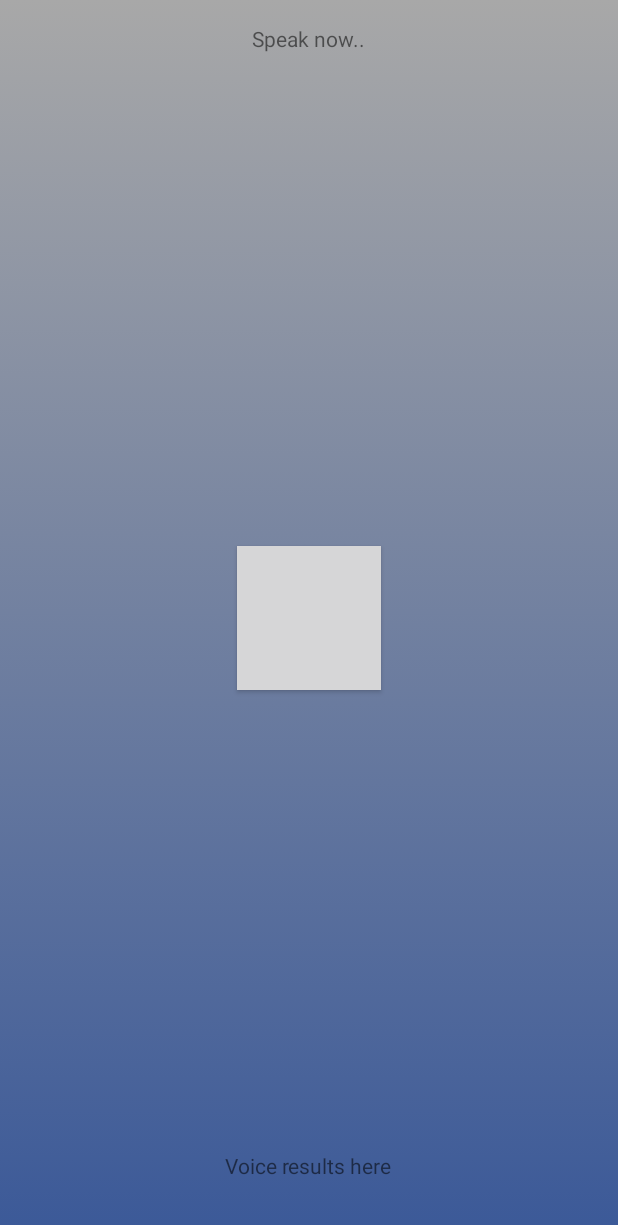
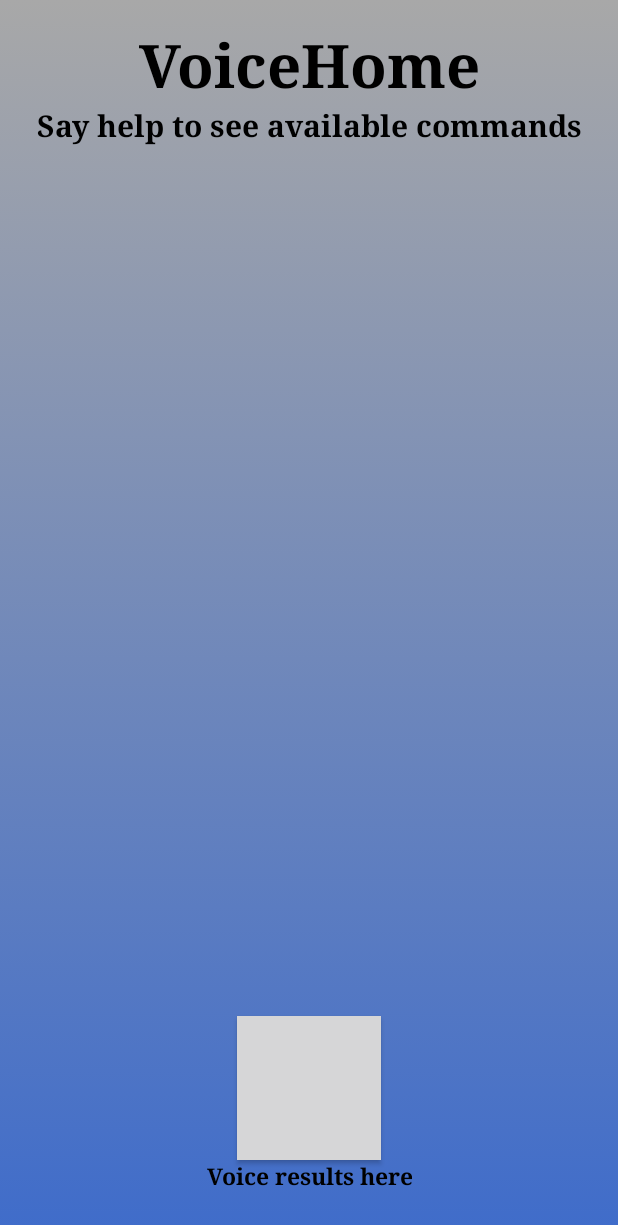
Before and after one commit to litenkatt/VoiceHome, an Android app: the screen it shows after launch (MainActivity), after a tap on an icon or button, on a phone screen of 412 x 824 dp. Shown: the top 1225 px of the screen. Run offline under Robolectric (Android 15) with nearby library versions, the light colour scheme and no system bars.

Commit message:
wooh knapp

```diff
--- a/app/src/main/java/projekt/iot/voicehome/MainActivity.java
+++ b/app/src/main/java/projekt/iot/voicehome/MainActivity.java
@@ -80,8 +80,6 @@ public class MainActivity extends Activity implements OnClickListener {
         mText = (TextView) findViewById(R.id.textView1);
         resText = (TextView) findViewById(R.id.textView2);
         answerText = (TextView) findViewById(R.id.textView3);
-        mText.setText("Welcome");
-
 
         sr = SpeechRecognizer.createSpeechRecognizer(this);
         sr.setRecognitionListener(new Lis());
@@ -156,8 +154,9 @@ public class MainActivity extends Activity implements OnClickListener {
 
         public void onError(int error) {
             Log.d(TAG, "error " + error);
-            mText.setText("error " + error);
+//            mText.setText("error " + error);
             setButton();
+            useVoiceInput("xx");
         }
 
         public void onResults(Bundle results) { //when result from voice input is found...
@@ -167,7 +166,7 @@ public class MainActivity extends Activity implements OnClickListener {
             voiceData = results.getStringArrayList(SpeechRecognizer.RESULTS_RECOGNITION); //creates arraylist of all possible results from voiceinput
             Log.d(TAG, voiceData.toString());
 
-            resText.setText(voiceData.toString());
+            resText.setText("What you might have said: \n" + voiceData.toString());
 
             for (int i = 0; i < voiceData.size(); i++) {    // builds possible words to string
                 Log.d(TAG, "result " + voiceData.get(i));
@@ -175,7 +174,7 @@ public class MainActivity extends Activity implements OnClickListener {
                 Log.d(TAG, "result " + str);
             }
             useVoiceInput(str);
-            mText.setText("results: " + String.valueOf(voiceData.size()));
+//            mText.setText("results: " + String.valueOf(voiceData.size()));
             setButton();
         }
 
@@ -188,12 +187,11 @@ public class MainActivity extends Activity implements OnClickListener {
             Log.d(TAG, "onEvent " + eventType);
         }
 
-        /* changes sothat speakbutton no longer in in active status
-                andby that returns to inactive status -> color, state and so on.. */
+        /* changes so that speakbutton no longer in in active status
+                and by that returns to inactive status -> color, state and so on.. */
 
         public void setButton() {
             speakButton.setSelected(false);
-            speakButton.setText("Speak");
         }
     }
 
@@ -201,7 +199,7 @@ public class MainActivity extends Activity implements OnClickListener {
 
     //lyssnaren som händer när man klickar på knappen speak.
     public void onClick(View v) {
-        mText.setText("Speak now..");
+        mText.setText("Say help to see available commands");
         speakButton.setSelected(true);
         answerText.setText(" ");
         /*
@@ -299,13 +297,15 @@ public class MainActivity extends Activity implements OnClickListener {
 
         }else if ((str.contains("show") || str.contains("Tell") || str.contains("What")) && str.contains("time")) {//show time
             showTime();
-        } else if (str.contains("date")) {//show date
+        } else if ((str.contains("show") || str.contains("Tell") || str.contains("What")) && str.contains("date")) {//show date
             String currentDateTimeString = DateFormat.getDateInstance().format(new Date());
             answerText.setText(currentDateTimeString);
         } else if (str.contains("help")) {//get help message
             showHelp();
+        } else if(str.contains("xx")) {
+            answerText.setText("An error occured, try again!");
         } else {            //incase no available command
-            answerText.setText("I'm sorry. I'm afraid I can't doo that.");
+                answerText.setText("I'm sorry. I'm afraid I can't doo that.");
 
         }
 
@@ -316,8 +316,12 @@ public class MainActivity extends Activity implements OnClickListener {
     //----------------------------------------------------------------------------------------------
 
     public void showHelp() {
-        String help = "You can turn lights on or off. Show temperature in the room. Or show today's date or time.";
+        String help = "You can turn lights on or off. Show temperature, or show today's date or time.";
         answerText.setText(help);
+        mText.setText("Light 1/2 on/off\n" +
+                "IS light 1/2 on/off\n" +
+                "Temperature inside/outside\n" +
+                "Show/tell/what time/date\n");
         String sayThis = answerText.getText().toString();
         hal.speak(sayThis, TextToSpeech.QUEUE_FLUSH, null);
     }
--- a/app/src/main/res/drawable/gradient.xml
+++ b/app/src/main/res/drawable/gradient.xml
@@ -3,7 +3,7 @@
     <item>
         <shape>
             <gradient
-                android:startColor="#3B5998"
+                android:startColor="#3f6cca"
                 android:endColor="#a8a8a8"
                 android:angle="90"/>
         </shape>
--- a/app/src/main/res/layout/activity_main.xml
+++ b/app/src/main/res/layout/activity_main.xml
@@ -11,20 +11,62 @@
     android:background="@drawable/gradient"
     tools:context="projekt.iot.voicehome.MainActivity">
 
+    <TableLayout
+        android:layout_width="match_parent"
+        android:layout_height="match_parent"
+        android:layout_marginBottom="14dp"
+        android:layout_alignBottom="@+id/textView2"
+        android:layout_alignParentLeft="true"
+        android:layout_alignParentStart="true">
+
+        <TableRow
+            android:layout_width="match_parent"
+            android:layout_height="match_parent" />
+
+        <TableRow
+            android:layout_width="match_parent"
+            android:layout_height="match_parent" />
+
+        <TableRow
+            android:layout_width="match_parent"
+            android:layout_height="match_parent" />
+
+        <TableRow
+            android:layout_width="match_parent"
+            android:layout_height="match_parent" />
+    </TableLayout>
+
     <Button
         android:layout_width="wrap_content"
         android:layout_height="wrap_content"
         android:id="@+id/btn_speak"
         android:background="@drawable/bg_button"
-        android:layout_centerVertical="true"
+        android:layout_above="@+id/textView2"
+        android:layout_centerHorizontal="true" />
+
+    <TextView
+        android:layout_width="wrap_content"
+        android:layout_height="wrap_content"
+        android:text="Welcome!"
+        android:textSize="20dp"
+        android:textStyle="bold"
+        android:typeface="serif"
+        android:textColor="#000000"
+        android:id="@+id/textView1"
+        android:gravity="center_horizontal"
+        android:layout_below="@+id/textView"
         android:layout_centerHorizontal="true" />
 
     <TextView
         android:layout_width="wrap_content"
         android:layout_height="wrap_content"
         android:text="@string/textView3"
+        android:textSize="20dp"
+        android:textStyle="bold"
+        android:typeface="serif"
+        android:textColor="#000000"
         android:id="@+id/textView3"
-        android:layout_marginBottom="39dp"
+        android:gravity="center_horizontal"
         android:layout_above="@+id/btn_speak"
         android:layout_centerHorizontal="true" />
 
@@ -32,16 +74,26 @@
         android:layout_width="wrap_content"
         android:layout_height="wrap_content"
         android:text="@string/textView2"
+        android:textSize="15dp"
+        android:textStyle="bold"
+        android:typeface="serif"
+        android:textColor="#000000"
         android:id="@+id/textView2"
-        android:layout_marginBottom="21dp"
+        android:gravity="center_horizontal"
         android:layout_alignParentBottom="true"
-        android:layout_centerHorizontal="true" />
+        android:layout_centerHorizontal="true"
+        android:layout_marginBottom="13dp" />
 
     <TextView
         android:layout_width="wrap_content"
         android:layout_height="wrap_content"
-        android:text="Welcome!"
-        android:id="@+id/textView1"
+        android:text="VoiceHome"
+        android:textSize="40dp"
+        android:textStyle="bold"
+        android:typeface="serif"
+        android:textColor="#000000"
+        android:id="@+id/textView"
+        android:gravity="center_horizontal"
         android:layout_alignParentTop="true"
         android:layout_centerHorizontal="true" />
 
```
